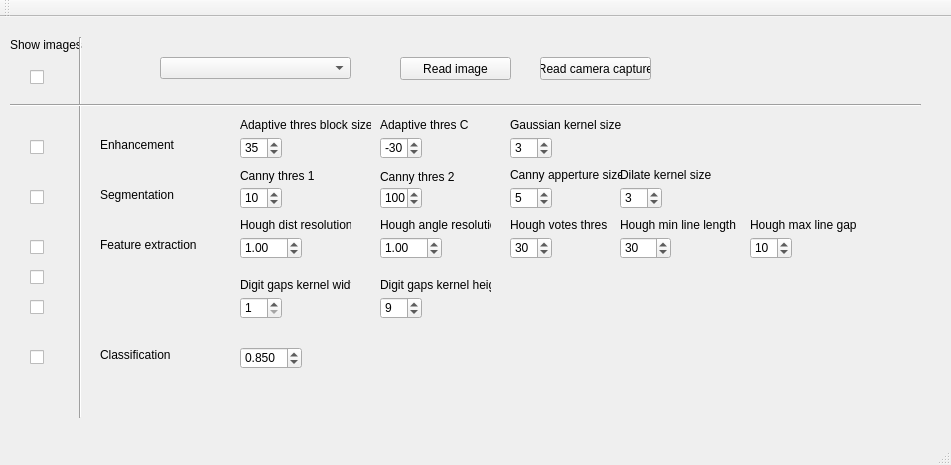
AIHGomaa/EVDProject1, file mainwindow.ui: the form before one commit.
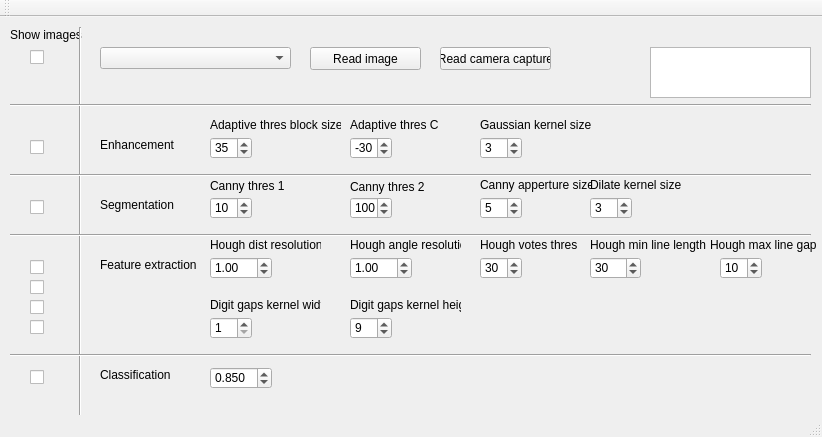
The form after the commit.

Commit message: result value in textedit

Patch:
```diff
--- a/mainwindow.ui
+++ b/mainwindow.ui
@@ -6,8 +6,8 @@
    <rect>
     <x>0</x>
     <y>0</y>
-    <width>951</width>
-    <height>465</height>
+    <width>822</width>
+    <height>437</height>
    </rect>
   </property>
   <property name="windowTitle">
@@ -17,8 +17,8 @@
    <widget class="QPushButton" name="btnReadImageValue">
     <property name="geometry">
      <rect>
-      <x>400</x>
-      <y>40</y>
+      <x>310</x>
+      <y>30</y>
       <width>111</width>
       <height>23</height>
      </rect>
@@ -30,7 +30,7 @@
    <widget class="QSpinBox" name="spnEnhancementadaptiveThresholdBlockSize">
     <property name="geometry">
      <rect>
-      <x>240</x>
+      <x>210</x>
       <y>120</y>
       <width>42</width>
       <height>22</height>
@@ -62,7 +62,7 @@
    <widget class="QSpinBox" name="spnEnhancementadaptivethresholdC">
     <property name="geometry">
      <rect>
-      <x>380</x>
+      <x>350</x>
       <y>120</y>
       <width>42</width>
       <height>22</height>
@@ -78,7 +78,7 @@
    <widget class="QLabel" name="label_2">
     <property name="geometry">
      <rect>
-      <x>240</x>
+      <x>210</x>
       <y>100</y>
       <width>131</width>
       <height>16</height>
@@ -91,7 +91,7 @@
    <widget class="QLabel" name="label_3">
     <property name="geometry">
      <rect>
-      <x>380</x>
+      <x>350</x>
       <y>100</y>
       <width>91</width>
       <height>16</height>
@@ -104,7 +104,7 @@
    <widget class="QSpinBox" name="spnEnhancementGaussianKernelSize">
     <property name="geometry">
      <rect>
-      <x>510</x>
+      <x>480</x>
       <y>120</y>
       <width>42</width>
       <height>22</height>
@@ -123,7 +123,7 @@
    <widget class="QLabel" name="label_4">
     <property name="geometry">
      <rect>
-      <x>510</x>
+      <x>480</x>
       <y>100</y>
       <width>111</width>
       <height>16</height>
@@ -137,7 +137,7 @@
     <property name="geometry">
      <rect>
       <x>100</x>
-      <y>170</y>
+      <y>180</y>
       <width>81</width>
       <height>16</height>
      </rect>
@@ -150,7 +150,7 @@
     <property name="geometry">
      <rect>
       <x>100</x>
-      <y>220</y>
+      <y>240</y>
       <width>111</width>
       <height>16</height>
      </rect>
@@ -163,7 +163,7 @@
     <property name="geometry">
      <rect>
       <x>100</x>
-      <y>330</y>
+      <y>350</y>
       <width>111</width>
       <height>16</height>
      </rect>
@@ -175,8 +175,8 @@
    <widget class="QSpinBox" name="spnSegmentationCannyThreshold2">
     <property name="geometry">
      <rect>
-      <x>380</x>
-      <y>170</y>
+      <x>350</x>
+      <y>180</y>
       <width>42</width>
       <height>22</height>
      </rect>
@@ -191,8 +191,8 @@
    <widget class="QLabel" name="label_8">
     <property name="geometry">
      <rect>
-      <x>380</x>
-      <y>150</y>
+      <x>350</x>
+      <y>160</y>
       <width>91</width>
       <height>20</height>
      </rect>
@@ -204,8 +204,8 @@
    <widget class="QLabel" name="label_9">
     <property name="geometry">
      <rect>
-      <x>240</x>
-      <y>149</y>
+      <x>210</x>
+      <y>159</y>
       <width>91</width>
       <height>20</height>
      </rect>
@@ -217,8 +217,8 @@
    <widget class="QSpinBox" name="spnSegmentationCannyThreshold1">
     <property name="geometry">
      <rect>
-      <x>240</x>
-      <y>170</y>
+      <x>210</x>
+      <y>180</y>
       <width>42</width>
       <height>22</height>
      </rect>
@@ -233,8 +233,8 @@
    <widget class="QLabel" name="label_12">
     <property name="geometry">
      <rect>
-      <x>620</x>
-      <y>150</y>
+      <x>590</x>
+      <y>160</y>
       <width>111</width>
       <height>16</height>
      </rect>
@@ -246,8 +246,8 @@
    <widget class="QSpinBox" name="spnSegmentationDilateKernelSize">
     <property name="geometry">
      <rect>
-      <x>620</x>
-      <y>170</y>
+      <x>590</x>
+      <y>180</y>
       <width>42</width>
       <height>22</height>
      </rect>
@@ -265,8 +265,8 @@
    <widget class="QLabel" name="label_13">
     <property name="geometry">
      <rect>
-      <x>240</x>
-      <y>200</y>
+      <x>210</x>
+      <y>220</y>
       <width>111</width>
       <height>16</height>
      </rect>
@@ -278,8 +278,8 @@
    <widget class="QLabel" name="label_14">
     <property name="geometry">
      <rect>
-      <x>380</x>
-      <y>200</y>
+      <x>350</x>
+      <y>220</y>
       <width>111</width>
       <height>16</height>
      </rect>
@@ -291,8 +291,8 @@
    <widget class="QSpinBox" name="spnFeatureExtractionHoughVotesThreshold">
     <property name="geometry">
      <rect>
-      <x>510</x>
-      <y>220</y>
+      <x>480</x>
+      <y>240</y>
       <width>42</width>
       <height>22</height>
      </rect>
@@ -313,8 +313,8 @@
    <widget class="QLabel" name="label_15">
     <property name="geometry">
      <rect>
-      <x>510</x>
-      <y>200</y>
+      <x>480</x>
+      <y>220</y>
       <width>111</width>
       <height>16</height>
      </rect>
@@ -326,8 +326,8 @@
    <widget class="QSpinBox" name="spnFeatureExtractionHoughMaxLineGap">
     <property name="geometry">
      <rect>
-      <x>750</x>
-      <y>220</y>
+      <x>720</x>
+      <y>240</y>
       <width>42</width>
       <height>22</height>
      </rect>
@@ -351,8 +351,8 @@
    <widget class="QLabel" name="label_16">
     <property name="geometry">
      <rect>
-      <x>750</x>
-      <y>200</y>
+      <x>710</x>
+      <y>220</y>
       <width>111</width>
       <height>16</height>
      </rect>
@@ -364,8 +364,8 @@
    <widget class="QDoubleSpinBox" name="spnFeatureExtractionHoughAngleResolution">
     <property name="geometry">
      <rect>
-      <x>380</x>
-      <y>220</y>
+      <x>350</x>
+      <y>240</y>
       <width>62</width>
       <height>22</height>
      </rect>
@@ -389,8 +389,8 @@
    <widget class="QDoubleSpinBox" name="spnFeatureExtractionHoughDistanceResolution">
     <property name="geometry">
      <rect>
-      <x>240</x>
-      <y>220</y>
+      <x>210</x>
+      <y>240</y>
       <width>62</width>
       <height>22</height>
      </rect>
@@ -408,8 +408,8 @@
    <widget class="QDoubleSpinBox" name="spnFeatureExtractionHoughMinLineLength">
     <property name="geometry">
      <rect>
-      <x>620</x>
-      <y>220</y>
+      <x>590</x>
+      <y>240</y>
       <width>51</width>
       <height>22</height>
      </rect>
@@ -430,8 +430,8 @@
    <widget class="QLabel" name="label_17">
     <property name="geometry">
      <rect>
-      <x>620</x>
-      <y>200</y>
+      <x>590</x>
+      <y>220</y>
       <width>141</width>
       <height>16</height>
      </rect>
@@ -443,8 +443,8 @@
    <widget class="QLabel" name="label_18">
     <property name="geometry">
      <rect>
-      <x>510</x>
-      <y>150</y>
+      <x>480</x>
+      <y>160</y>
       <width>111</width>
       <height>16</height>
      </rect>
@@ -456,8 +456,8 @@
    <widget class="QSpinBox" name="spnSegmentationCannyAppertureSize">
     <property name="geometry">
      <rect>
-      <x>510</x>
-      <y>170</y>
+      <x>480</x>
+      <y>180</y>
       <width>42</width>
       <height>22</height>
      </rect>
@@ -475,8 +475,8 @@
    <widget class="QComboBox" name="cmbTestImages">
     <property name="geometry">
      <rect>
-      <x>160</x>
-      <y>40</y>
+      <x>100</x>
+      <y>30</y>
       <width>191</width>
       <height>22</height>
      </rect>
@@ -485,8 +485,8 @@
    <widget class="QSpinBox" name="spnDigitDilateKernelWidth">
     <property name="geometry">
      <rect>
-      <x>240</x>
-      <y>280</y>
+      <x>210</x>
+      <y>300</y>
       <width>42</width>
       <height>22</height>
      </rect>
@@ -504,8 +504,8 @@
    <widget class="QSpinBox" name="spnDigitDilateKernelHeight">
     <property name="geometry">
      <rect>
-      <x>380</x>
-      <y>280</y>
+      <x>350</x>
+      <y>300</y>
       <width>42</width>
       <height>22</height>
      </rect>
@@ -523,8 +523,8 @@
    <widget class="QLabel" name="label_19">
     <property name="geometry">
      <rect>
-      <x>240</x>
-      <y>260</y>
+      <x>210</x>
+      <y>280</y>
       <width>111</width>
       <height>16</height>
      </rect>
@@ -536,8 +536,8 @@
    <widget class="QLabel" name="label_20">
     <property name="geometry">
      <rect>
-      <x>380</x>
-      <y>260</y>
+      <x>350</x>
+      <y>280</y>
       <width>111</width>
       <height>16</height>
      </rect>
@@ -549,8 +549,8 @@
    <widget class="QDoubleSpinBox" name="spnTemplateMatchThreshold">
     <property name="geometry">
      <rect>
-      <x>240</x>
-      <y>330</y>
+      <x>210</x>
+      <y>350</y>
       <width>62</width>
       <height>22</height>
      </rect>
@@ -577,8 +577,8 @@
    <widget class="QPushButton" name="btnReadCameraImage">
     <property name="geometry">
      <rect>
-      <x>540</x>
-      <y>40</y>
+      <x>440</x>
+      <y>30</y>
       <width>111</width>
       <height>23</height>
      </rect>
@@ -591,7 +591,7 @@
     <property name="geometry">
      <rect>
       <x>30</x>
-      <y>50</y>
+      <y>30</y>
       <width>16</width>
       <height>20</height>
      </rect>
@@ -604,7 +604,7 @@
     <property name="geometry">
      <rect>
       <x>10</x>
-      <y>20</y>
+      <y>10</y>
       <width>81</width>
       <height>16</height>
      </rect>
@@ -630,7 +630,7 @@
     <property name="geometry">
      <rect>
       <x>30</x>
-      <y>170</y>
+      <y>180</y>
       <width>16</width>
       <height>20</height>
      </rect>
@@ -643,7 +643,7 @@
     <property name="geometry">
      <rect>
       <x>30</x>
-      <y>330</y>
+      <y>350</y>
       <width>16</width>
       <height>20</height>
      </rect>
@@ -656,9 +656,9 @@
     <property name="geometry">
      <rect>
       <x>70</x>
-      <y>20</y>
+      <y>10</y>
       <width>20</width>
-      <height>381</height>
+      <height>411</height>
      </rect>
     </property>
     <property name="orientation">
@@ -670,7 +670,7 @@
      <rect>
       <x>10</x>
       <y>80</y>
-      <width>911</width>
+      <width>801</width>
       <height>16</height>
      </rect>
     </property>
@@ -682,7 +682,7 @@
     <property name="geometry">
      <rect>
       <x>30</x>
-      <y>220</y>
+      <y>240</y>
       <width>16</width>
       <height>20</height>
      </rect>
@@ -695,7 +695,7 @@
     <property name="geometry">
      <rect>
       <x>30</x>
-      <y>250</y>
+      <y>280</y>
       <width>16</width>
       <height>20</height>
      </rect>
@@ -708,7 +708,7 @@
     <property name="geometry">
      <rect>
       <x>30</x>
-      <y>280</y>
+      <y>300</y>
       <width>16</width>
       <height>20</height>
      </rect>
@@ -717,6 +717,112 @@
      <string/>
     </property>
    </widget>
+   <widget class="QCheckBox" name="chkShowFeatureExtractRotationCorrection">
+    <property name="geometry">
+     <rect>
+      <x>30</x>
+      <y>260</y>
+      <width>16</width>
+      <height>20</height>
+     </rect>
+    </property>
+    <property name="text">
+     <string/>
+    </property>
+   </widget>
+   <widget class="Line" name="line_3">
+    <property name="geometry">
+     <rect>
+      <x>10</x>
+      <y>150</y>
+      <width>801</width>
+      <height>16</height>
+     </rect>
+    </property>
+    <property name="orientation">
+     <enum>Qt::Horizontal</enum>
+    </property>
+   </widget>
+   <widget class="Line" name="line_4">
+    <property name="geometry">
+     <rect>
+      <x>10</x>
+      <y>210</y>
+      <width>801</width>
+      <height>16</height>
+     </rect>
+    </property>
+    <property name="orientation">
+     <enum>Qt::Horizontal</enum>
+    </property>
+   </widget>
+   <widget class="Line" name="line_5">
+    <property name="geometry">
+     <rect>
+      <x>10</x>
+      <y>330</y>
+      <width>801</width>
+      <height>16</height>
+     </rect>
+    </property>
+    <property name="orientation">
+     <enum>Qt::Horizontal</enum>
+    </property>
+   </widget>
+   <widget class="QTextEdit" name="txtReaderResult">
+    <property name="geometry">
+     <rect>
+      <x>650</x>
+      <y>30</y>
+      <width>161</width>
+      <height>51</height>
+     </rect>
+    </property>
+    <property name="palette">
+     <palette>
+      <active>
+       <colorrole role="Text">
+        <brush brushstyle="SolidPattern">
+         <color alpha="255">
+          <red>0</red>
+          <green>0</green>
+          <blue>0</blue>
+         </color>
+        </brush>
+       </colorrole>
+      </active>
+      <inactive>
+       <colorrole role="Text">
+        <brush brushstyle="SolidPattern">
+         <color alpha="255">
+          <red>0</red>
+          <green>0</green>
+          <blue>0</blue>
+         </color>
+        </brush>
+       </colorrole>
+      </inactive>
+      <disabled>
+       <colorrole role="Text">
+        <brush brushstyle="SolidPattern">
+         <color alpha="255">
+          <red>120</red>
+          <green>120</green>
+          <blue>120</blue>
+         </color>
+        </brush>
+       </colorrole>
+      </disabled>
+     </palette>
+    </property>
+    <property name="font">
+     <font>
+      <pointsize>24</pointsize>
+      <weight>75</weight>
+      <bold>true</bold>
+     </font>
+    </property>
+   </widget>
   </widget>
   <widget class="QMenuBar" name="menuBar">
    <property name="geometry">
```
Left out of the diff: 2 changed lines with no effect on the pictures. The commit also changes 10 other files.
